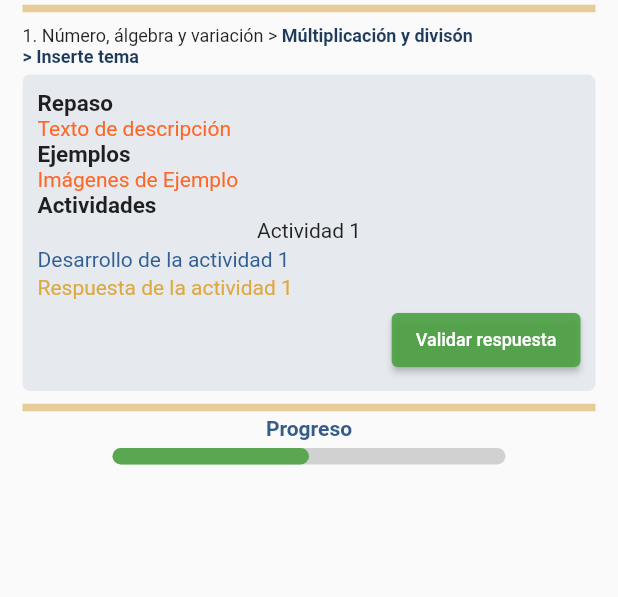
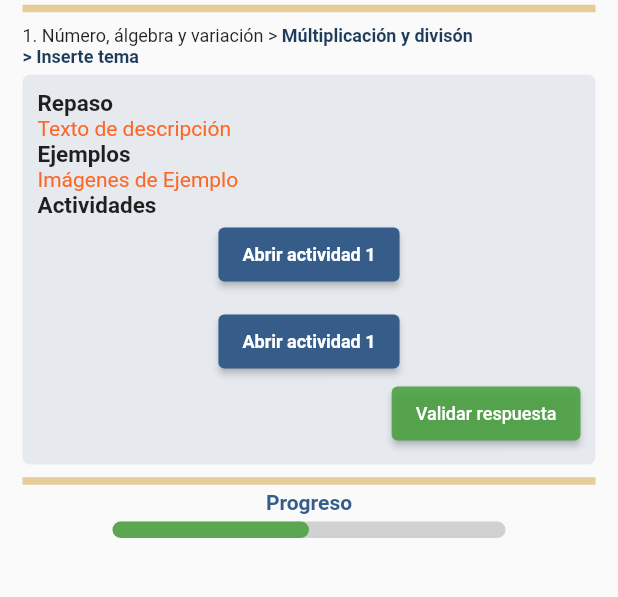
Before and after one commit to JosueNSoto/matematicas_para_primaria, a Flutter app: the multi_div screen opened directly, on a phone screen of 412 x 824 dp, the part 128-725 px from its top. Run offline on Flutter 3.47's test engine with Material 2 defaults, Android fonts, the phone set to English and light mode, and no system bars; drawn by our look-alikes of percent_indicator; our stand-ins replace sqflite; accounts and stored records are empty.

Commit message:
Acomodación de direcciones y actividades finales

```diff
--- a/lib/Eje1/act1_numero_cincoCifras.dart
+++ b/lib/Eje1/Act1_Numero/1.1_cincoCifras.dart
@@ -2,7 +2,7 @@
 
 import 'package:elgood_de_mate/helpers/margenes.dart';
 import 'package:flutter/material.dart';
-import 'test.dart';
+import '../test.dart';
 
 class numero extends StatefulWidget {
   @override
--- a/lib/Eje1/act2_sum_res.dart
+++ b/lib/Eje1/Act2_AdicionSustraccion/2.1_adicionSust.dart
@@ -53,7 +53,7 @@ class _sum_resState extends State<sum_res> {
                   //border: Border.all(color: Colors.amber),
                   color: Color.fromRGBO(54, 93, 137, 0.1),
                 ),
-                width: 1000,
+                width: 2000,
                 //Inicio del cuadro de actividades
                 child: Column(
                   crossAxisAlignment: CrossAxisAlignment.start,
@@ -65,6 +65,7 @@ class _sum_resState extends State<sum_res> {
                         fontSize: 15,
                       ),
                     ),
+                    SizedBox(height: 10),
                     Container(
                       child: Column(
                         children: [
--- /dev/null
+++ b/lib/Eje1/Act3_MultDivision/3.1_multDivision.dart
@@ -0,0 +1,284 @@
+import 'package:elgood_de_mate/helpers/margenes.dart';
+import 'package:flutter/material.dart';
+
+class multi_div extends StatefulWidget {
+  @override
+  State<multi_div> createState() => _multi_divState();
+}
+
+class _multi_divState extends State<multi_div> {
+  @override
+  Widget build(BuildContext context) {
+    // TODO: implement build
+    var aAct3_E1;
+    return Scaffold(
+      body: SingleChildScrollView(
+        child: Container(
+          padding: EdgeInsets.only(left: 15, right: 15, top: 35),
+          child: Column(
+            crossAxisAlignment: CrossAxisAlignment.start,
+            children: [
+              //Margen Superior
+              margenSup_Actividades(context, aAct3_E1),
+              SizedBox(height: 5),
+              Row(
+                children: [
+                  Text(
+                    "1. Número, álgebra y variación > ",
+                    style: TextStyle(fontSize: 12),
+                  ),
+                  Text(
+                    "Múltiplicación y divisón",
+                    style: TextStyle(
+                        fontWeight: FontWeight.bold,
+                        color: Color.fromARGB(255, 30, 59, 92),
+                        fontSize: 12),
+                  ),
+                ],
+              ),
+              Text(
+                "> Inserte tema",
+                style: TextStyle(
+                    fontWeight: FontWeight.bold,
+                    color: Color.fromARGB(255, 30, 59, 92),
+                    fontSize: 12),
+              ),
+              SizedBox(height: 5),
+              Container(
+                padding: EdgeInsets.all(10.0),
+                decoration: BoxDecoration(
+                  borderRadius: BorderRadius.circular(5),
+                  //border: Border.all(color: Colors.amber),
+                  color: Color.fromRGBO(54, 93, 137, 0.1),
+                ),
+                width: 2000,
+                //Inicio del cuadro de actividades
+                child: Column(
+                  crossAxisAlignment: CrossAxisAlignment.start,
+                  children: [
+                    Text(
+                      "Repaso",
+                      style: TextStyle(
+                        fontWeight: FontWeight.bold,
+                        fontSize: 15,
+                      ),
+                    ),
+                    Container(
+                      child: Column(
+                        children: [
+                          Text(
+                            "Texto de descripción",
+                            style: TextStyle(
+                              color: Color.fromRGBO(254, 102, 37, 1),
+                            ),
+                          ),
+                        ],
+                      ),
+                    ),
+                    Text(
+                      "Ejemplos",
+                      style: TextStyle(
+                        fontWeight: FontWeight.bold,
+                        fontSize: 15,
+                      ),
+                    ),
+                    Container(
+                      child: Text(
+                        "Imágenes de Ejemplo",
+                        style: TextStyle(
+                          color: Color.fromRGBO(254, 102, 37, 1),
+                        ),
+                      ),
+                    ),
+                    Text(
+                      "Actividades",
+                      style: TextStyle(
+                        fontWeight: FontWeight.bold,
+                        fontSize: 15,
+                      ),
+                    ),
+                    Container(
+                      child: Column(
+                        children: [
+                          //Inicio Actividad 1
+                          Center(
+                            child: ElevatedButton(
+                              onPressed: () {
+                                showDialog(
+                                  context: context,
+                                  barrierDismissible: false,
+                                  builder: (context) => AlertDialog(
+                                    title: Text(
+                                      "Num Actividad",
+                                      style: TextStyle(fontSize: 20),
+                                    ),
+                                    content: Column(
+                                      mainAxisAlignment:
+                                          MainAxisAlignment.center,
+                                      children: [
+                                        Text(
+                                          '1. Ingrese la pregunta',
+                                          style: TextStyle(
+                                            fontSize: 15,
+                                            color:
+                                                Color.fromARGB(255, 30, 59, 92),
+                                          ),
+                                        ),
+                                        Text(
+                                          'Modifica esta parte para colocar la zona de respuesta',
+                                          style: TextStyle(
+                                            fontSize: 15,
+                                            color: Color.fromARGB(
+                                                255, 230, 177, 71),
+                                          ),
+                                        ),
+                                      ],
+                                    ),
+                                    actions: <Widget>[
+                                      ElevatedButton(
+                                        onPressed: () {
+                                          Navigator.of(context).pop('validar');
+                                        },
+                                        child: Text(
+                                          "Validar respuesta",
+                                        ),
+                                        style: ElevatedButton.styleFrom(
+                                          primary:
+                                              Color.fromARGB(227, 75, 161, 65),
+                                        ),
+                                      ),
+                                      ElevatedButton(
+                                        onPressed: () {
+                                          Navigator.of(context).pop("cancelar");
+                                        },
+                                        child: Text("Cancelar"),
+                                        style: ElevatedButton.styleFrom(
+                                          primary:
+                                              Color.fromRGBO(211, 42, 24, 0.8),
+                                        ),
+                                      ),
+                                    ],
+                                  ),
+                                ).then((result) {
+                                  print(result);
+                                });
+                              },
+                              child: Text(
+                                'Abrir actividad 1',
+                                style: TextStyle(
+                                    fontWeight: FontWeight.bold,
+                                    fontSize: 12,
+                                    color: Colors.white),
+                              ),
+                              style: ElevatedButton.styleFrom(
+                                primary: Color.fromRGBO(54, 93, 137, 1),
+                              ),
+                            ),
+                          ),
+                          //Inicio Actividad 2
+                          SizedBox(height: 10),
+                          Center(
+                            child: ElevatedButton(
+                              onPressed: () {
+                                showDialog(
+                                  context: context,
+                                  barrierDismissible: false,
+                                  builder: (context) => AlertDialog(
+                                    title: Text(
+                                      "Num Actividad",
+                                      style: TextStyle(fontSize: 20),
+                                    ),
+                                    content: Column(
+                                      mainAxisAlignment:
+                                          MainAxisAlignment.center,
+                                      children: [
+                                        Text(
+                                          '1. Ingrese la pregunta',
+                                          style: TextStyle(
+                                            fontSize: 15,
+                                            color:
+                                                Color.fromARGB(255, 30, 59, 92),
+                                          ),
+                                        ),
+                                        Text(
+                                          'Modifica esta parte para colocar la zona de respuesta',
+                                          style: TextStyle(
+                                            fontSize: 15,
+                                            color: Color.fromARGB(
+                                                255, 230, 177, 71),
+                                          ),
+                                        ),
+                                      ],
+                                    ),
+                                    actions: <Widget>[
+                                      ElevatedButton(
+                                        onPressed: () {
+                                          Navigator.of(context).pop('validar');
+                                        },
+                                        child: Text(
+                                          "Validar respuesta",
+                                        ),
+                                        style: ElevatedButton.styleFrom(
+                                          primary:
+                                              Color.fromARGB(227, 75, 161, 65),
+                                        ),
+                                      ),
+                                      ElevatedButton(
+                                        onPressed: () {
+                                          Navigator.of(context).pop("cancelar");
+                                        },
+                                        child: Text("Cancelar"),
+                                        style: ElevatedButton.styleFrom(
+                                          primary:
+                                              Color.fromRGBO(211, 42, 24, 0.8),
+                                        ),
+                                      ),
+                                    ],
+                                  ),
+                                ).then((result) {
+                                  print(result);
+                                });
+                              },
+                              child: Text(
+                                'Abrir actividad 1',
+                                style: TextStyle(
+                                    fontWeight: FontWeight.bold,
+                                    fontSize: 12,
+                                    color: Colors.white),
+                              ),
+                              style: ElevatedButton.styleFrom(
+                                primary: Color.fromRGBO(54, 93, 137, 1),
+                              ),
+                            ),
+                          ),
+                        ],
+                      ),
+                    ),
+                    Align(
+                      alignment: Alignment.centerRight,
+                      child: Container(
+                        child: ElevatedButton(
+                          onPressed: () {},
+                          child: Text(
+                            'Validar respuesta',
+                            style: TextStyle(fontSize: 12),
+                          ),
+                          style: ElevatedButton.styleFrom(
+                            primary: Color.fromARGB(227, 75, 161, 65),
+                          ),
+                        ),
+                      ),
+                    )
+                  ],
+                ),
+              ),
+              //Margen Inferior
+              SizedBox(height: 5),
+              margenInf_Actividades(context),
+            ],
+          ),
+        ),
+      ),
+    );
+  }
+}
--- a/lib/Eje1/act3_mult_div.dart
+++ /dev/null
@@ -1,152 +0,0 @@
-import 'package:elgood_de_mate/helpers/margenes.dart';
-import 'package:flutter/material.dart';
-
-class multi_div extends StatefulWidget {
-  @override
-  State<multi_div> createState() => _multi_divState();
-}
-
-class _multi_divState extends State<multi_div> {
-  @override
-  Widget build(BuildContext context) {
-    // TODO: implement build
-    var aAct3_E1;
-    return Scaffold(
-      body: SingleChildScrollView(
-        child: Container(
-          padding: EdgeInsets.only(left: 15, right: 15, top: 35),
-          child: Column(
-            crossAxisAlignment: CrossAxisAlignment.start,
-            children: [
-              //Margen Superior
-              margenSup_Actividades(context, aAct3_E1),
-              SizedBox(height: 5),
-              Row(
-                children: [
-                  Text(
-                    "1. Número, álgebra y variación > ",
-                    style: TextStyle(fontSize: 12),
-                  ),
-                  Text(
-                    "Múltiplicación y divisón",
-                    style: TextStyle(
-                        fontWeight: FontWeight.bold,
-                        color: Color.fromARGB(255, 30, 59, 92),
-                        fontSize: 12),
-                  ),
-                ],
-              ),
-              Text(
-                "> Inserte tema",
-                style: TextStyle(
-                    fontWeight: FontWeight.bold,
-                    color: Color.fromARGB(255, 30, 59, 92),
-                    fontSize: 12),
-              ),
-              SizedBox(height: 5),
-              Container(
-                padding: EdgeInsets.all(10.0),
-                decoration: BoxDecoration(
-                  borderRadius: BorderRadius.circular(5),
-                  //border: Border.all(color: Colors.amber),
-                  color: Color.fromRGBO(54, 93, 137, 0.1),
-                ),
-                width: 1000,
-                //Inicio del cuadro de actividades
-                child: Column(
-                  crossAxisAlignment: CrossAxisAlignment.start,
-                  children: [
-                    Text(
-                      "Repaso",
-                      style: TextStyle(
-                        fontWeight: FontWeight.bold,
-                        fontSize: 15,
-                      ),
-                    ),
-                    Container(
-                      child: Column(
-                        children: [
-                          Text(
-                            "Texto de descripción",
-                            style: TextStyle(
-                              color: Color.fromRGBO(254, 102, 37, 1),
-                            ),
-                          ),
-                        ],
-                      ),
-                    ),
-                    Text(
-                      "Ejemplos",
-                      style: TextStyle(
-                        fontWeight: FontWeight.bold,
-                        fontSize: 15,
-                      ),
-                    ),
-                    Container(
-                      child: Text(
-                        "Imágenes de Ejemplo",
-                        style: TextStyle(
-                          color: Color.fromRGBO(254, 102, 37, 1),
-                        ),
-                      ),
-                    ),
-                    Text(
-                      "Actividades",
-                      style: TextStyle(
-                        fontWeight: FontWeight.bold,
-                        fontSize: 15,
-                      ),
-                    ),
-                    Container(
-                      child: Column(
-                        crossAxisAlignment: CrossAxisAlignment.start,
-                        children: [
-                          Center(
-                            child: Text("Actividad 1"),
-                          ),
-                          SizedBox(height: 3),
-                          Text(
-                            "Desarrollo de la actividad 1",
-                            style: TextStyle(
-                              color: Color.fromARGB(255, 49, 95, 148),
-                            ),
-                          ),
-                          SizedBox(height: 3),
-                          Text(
-                            "Respuesta de la actividad 1",
-                            style: TextStyle(
-                              color: Color.fromARGB(255, 221, 169, 66),
-                            ),
-                          ),
-                          SizedBox(height: 3),
-                        ],
-                      ),
-                    ),
-                    Align(
-                      alignment: Alignment.centerRight,
-                      child: Container(
-                        child: ElevatedButton(
-                          onPressed: () {},
-                          child: Text(
-                            'Validar respuesta',
-                            style: TextStyle(fontSize: 12),
-                          ),
-                          style: ElevatedButton.styleFrom(
-                            primary: Color.fromARGB(227, 75, 161, 65),
-                          ),
-                        ),
-                      ),
-                    )
-                  ],
-                ),
-              ),
-              //Margen Inferior
-              SizedBox(height: 5),
-              margenInf_Actividades(context),
-            ],
-          ),
-        ),
-      ),
-    );
-  }
-}
```
Also changed, not shown: lib/mainMenu.dart (+7 -7 lines), lib/Eje1/Act1_Numero/1.2_mayorMenorQue.dart (added), lib/Eje1/Act1_Numero/1.3_igual.dart (added), lib/Eje1/Act1_Numero/1.4_divisores.dart (added), lib/Eje1/Act2_AdicionSustraccion/2.2_operacionMental.dart (added), lib/Eje1/Act2_AdicionSustraccion/2.3_sumaRestFracciones.dart (added), lib/Eje2/Act1_ubicacionEspacial.dart (renamed from lib/Eje2/act1_ubi_espacial.dart), lib/Eje2/Act2_FigurasCuerposGeometricos/2.1_cuadrilatero.dart (renamed from lib/Eje2/act2_figuras.dart), lib/Eje2/Act2_FigurasCuerposGeometricos/2.2_rectasParalelasPerpendi.dart (added), lib/Eje2/Act3_MagnitudesMedidas/3.1_milimetro.dart (renamed from lib/Eje2/act3_cuerpos_geo.dart), lib/Eje2/Act3_MagnitudesMedidas/3.2_miligramo.dart (added), lib/Eje2/Act3_MagnitudesMedidas/3.3_gramo.dart (added), lib/Eje2/Act3_MagnitudesMedidas/3.4_magnitudesSuperficies.dart (added).
